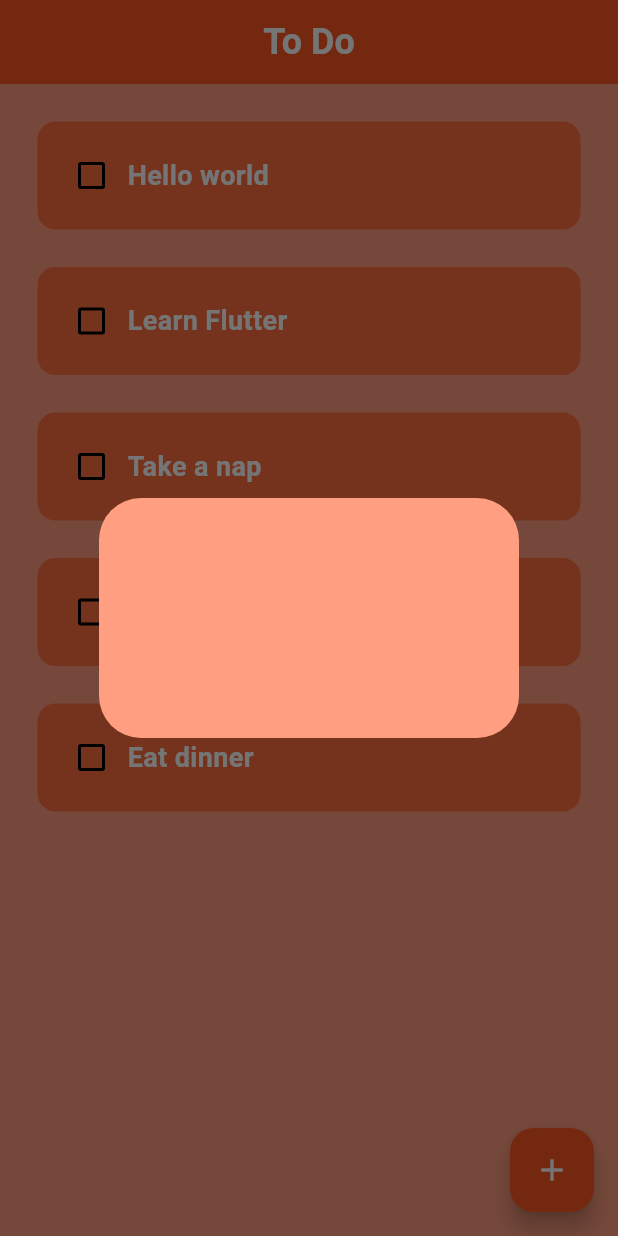
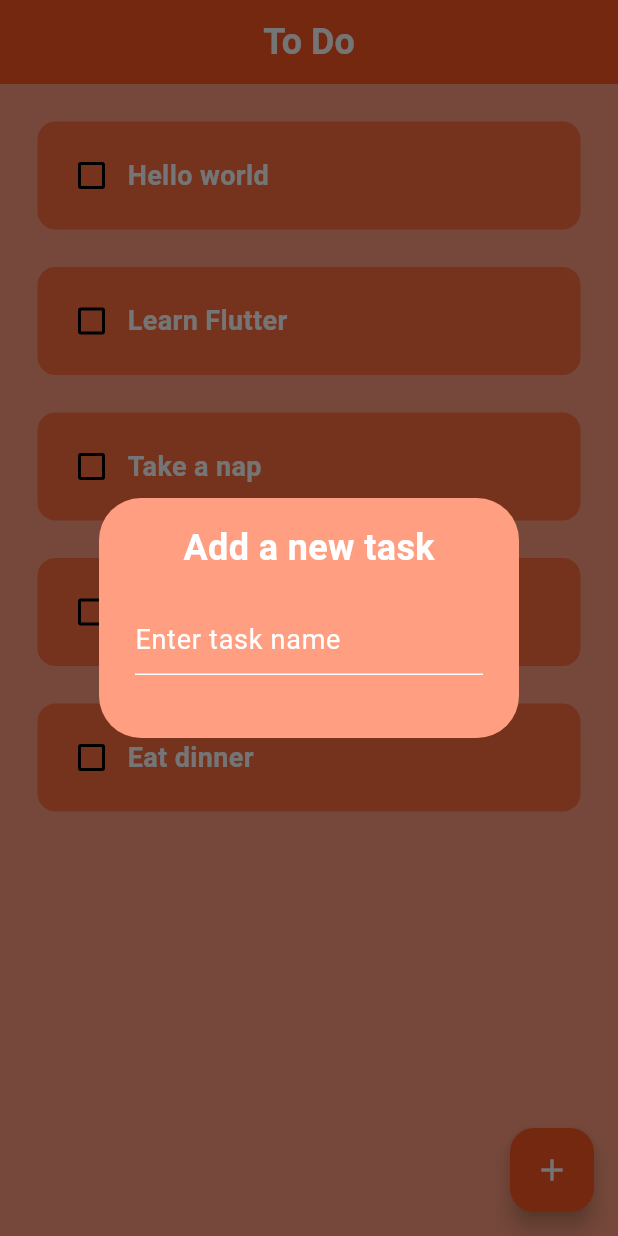
Before and after one commit to BW404/dino_todo, a Flutter app: the screen it shows after launch, after a tap on the "add" icon, on a phone screen of 412 x 824 dp. Run offline on Flutter 3.47's test engine with Material 3 defaults, Android fonts, the phone set to English and light mode, and no system bars.

Commit message:
Update: 2025-02-16 23:08:23

```diff
--- a/lib/util/dialog_box.dart
+++ b/lib/util/dialog_box.dart
@@ -9,6 +9,27 @@ class DialogBox extends StatelessWidget {
       backgroundColor: Colors.deepOrangeAccent[100],
       content: Container(
         height:120,
+        child: Column(
+          children: [
+            const Text('Add a new task',
+              style: TextStyle(
+                color: Colors.white,
+                fontSize: 24,
+                fontWeight: FontWeight.bold,
+              ),
+            ),
+            const SizedBox(height: 20),
+            TextField(
+              decoration: const InputDecoration(
+                hintText: 'Enter task name',
+                hintStyle: TextStyle(
+                  color: Colors.white,
+                  fontSize: 18,
+                ),
+              ),
+            ),
+          ],
+        ),
       ),
 
     );
```
